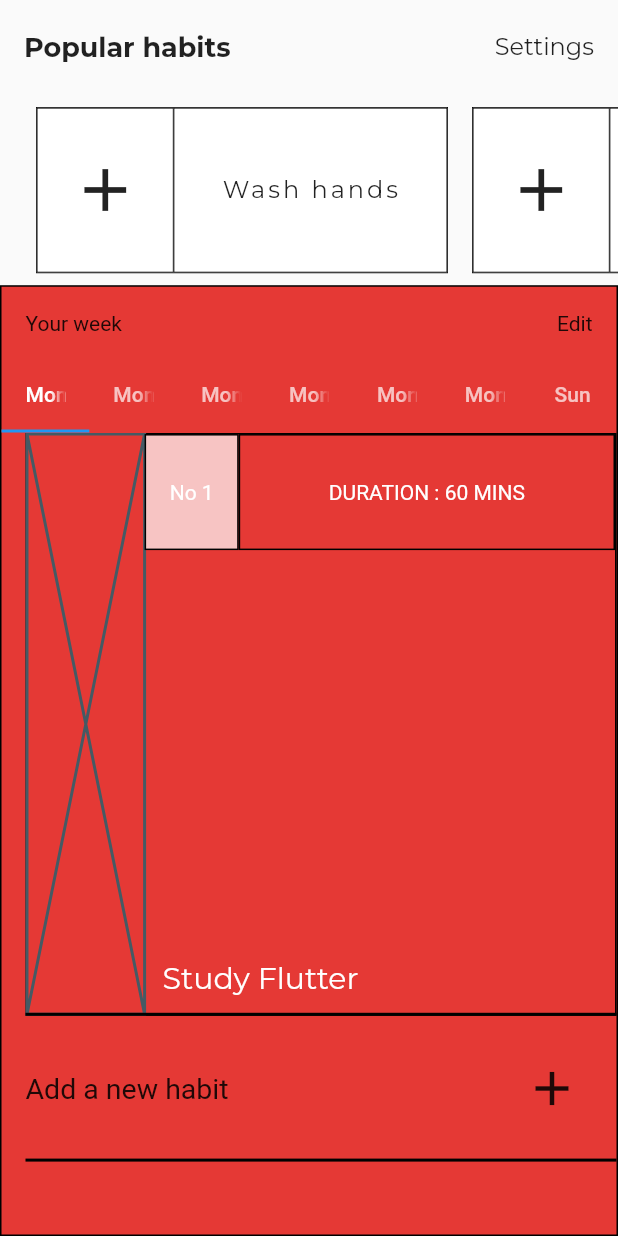
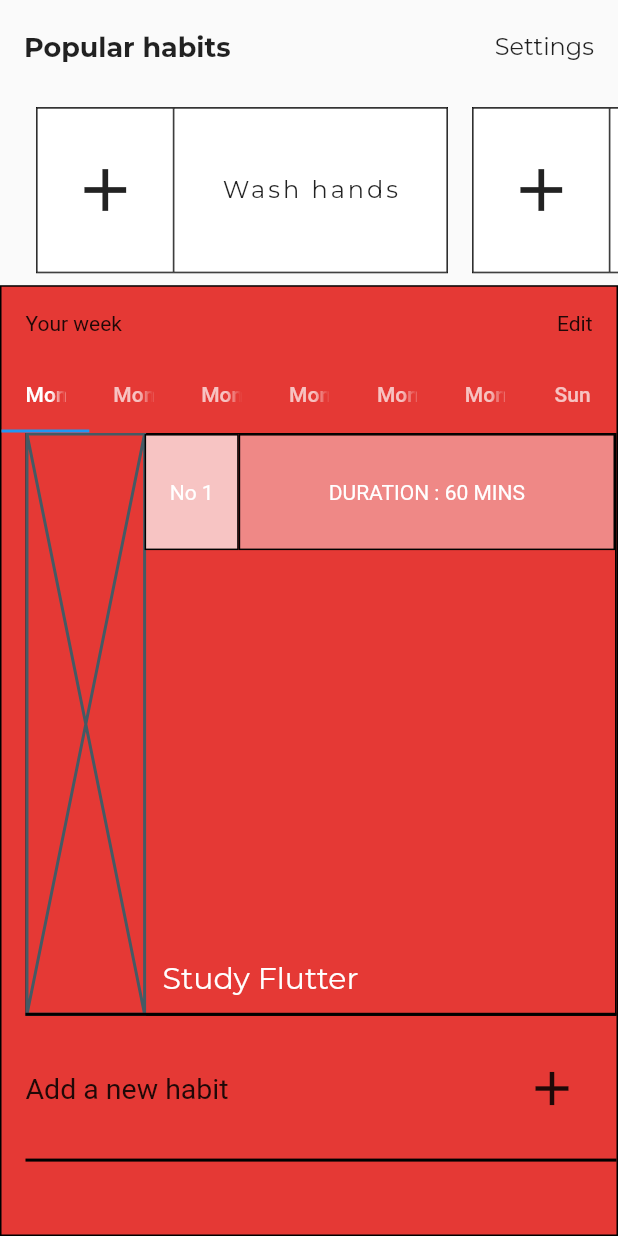
Before and after one commit to JAICHANGPARK/flutter_notebook_5th_story, a Flutter app: the screen it shows after launch, on a phone screen of 412 x 824 dp. Run offline on Flutter 3.47's test engine with Material 2 defaults, Android fonts, the phone set to English and light mode, and no system bars; our stand-ins replace google_fonts, local_auth, page_transition, sleek_circular_slider; missing offline and left inert: calendar_strip.

Commit message:
Update habit_main_page.dart

```diff
--- a/lib/ep443_habit_app/habit_main_page.dart
+++ b/lib/ep443_habit_app/habit_main_page.dart
@@ -231,6 +231,7 @@ class _HabitMainPageState extends State<HabitMainPage> with TickerProviderStateM
                                                 child: Container(
                                                   decoration: BoxDecoration(
                                                     border: Border.all(),
+                                                      color: Colors.white.withOpacity(0.4)
                                                   ),
                                                   child: Center(
                                                     child: Text(
```
